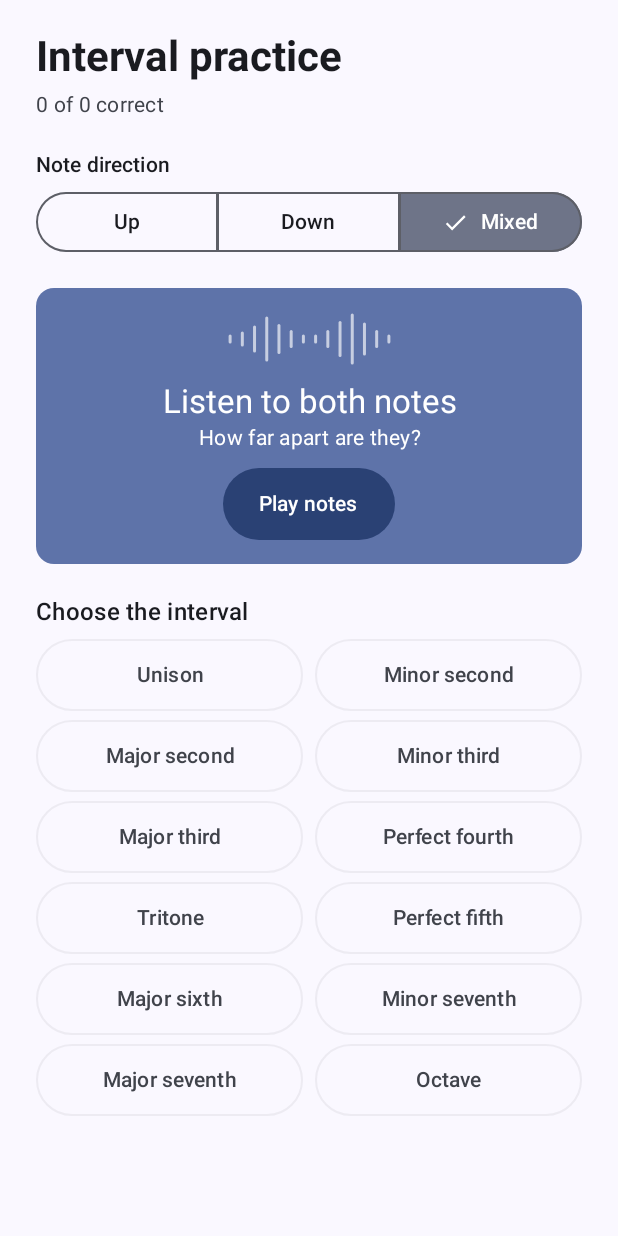
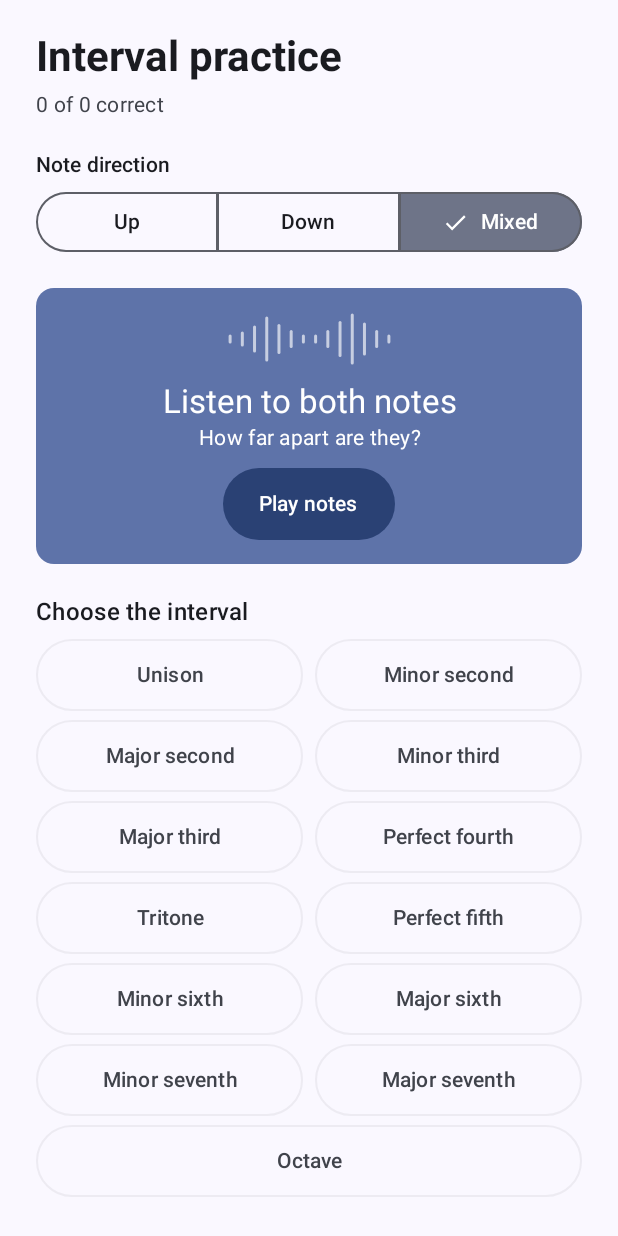
Before and after one commit to punted-pixel/Music-Interval-Identification-Practice, an Android app built with Jetpack Compose: the screen it shows after launch (MainActivity), on a phone screen of 412 x 824 dp. Run offline under Robolectric (Android 15) with nearby library versions, the phone set to English and light mode, and no system bars.

Commit message:
added minor sixth

```diff
--- a/app/src/main/java/com/example/musicintervaltrainer/IntervalTrainer.kt
+++ b/app/src/main/java/com/example/musicintervaltrainer/IntervalTrainer.kt
@@ -72,6 +72,7 @@ private enum class Interval(val semitones: Int, @get:StringRes val label: Int) {
     PERFECT_FOURTH(5, R.string.perfect_fourth),
     TRITONE(6, R.string.tritone),
     PERFECT_FIFTH(7, R.string.perfect_fifth),
+    MINOR_SIXTH(8, R.string.minor_sixth),
     MAJOR_SIXTH(9, R.string.major_sixth),
     MINOR_SEVENTH(10, R.string.minor_seventh),
     MAJOR_SEVENTH(11, R.string.major_seventh),
--- a/app/src/main/res/values/strings.xml
+++ b/app/src/main/res/values/strings.xml
@@ -31,6 +31,7 @@
     <string name="perfect_fourth">Perfect fourth</string>
     <string name="tritone">Tritone</string>
     <string name="perfect_fifth">Perfect fifth</string>
+    <string name="minor_sixth">Minor sixth</string>
     <string name="major_sixth">Major sixth</string>
     <string name="minor_seventh">Minor seventh</string>
     <string name="major_seventh">Major seventh</string>
```
